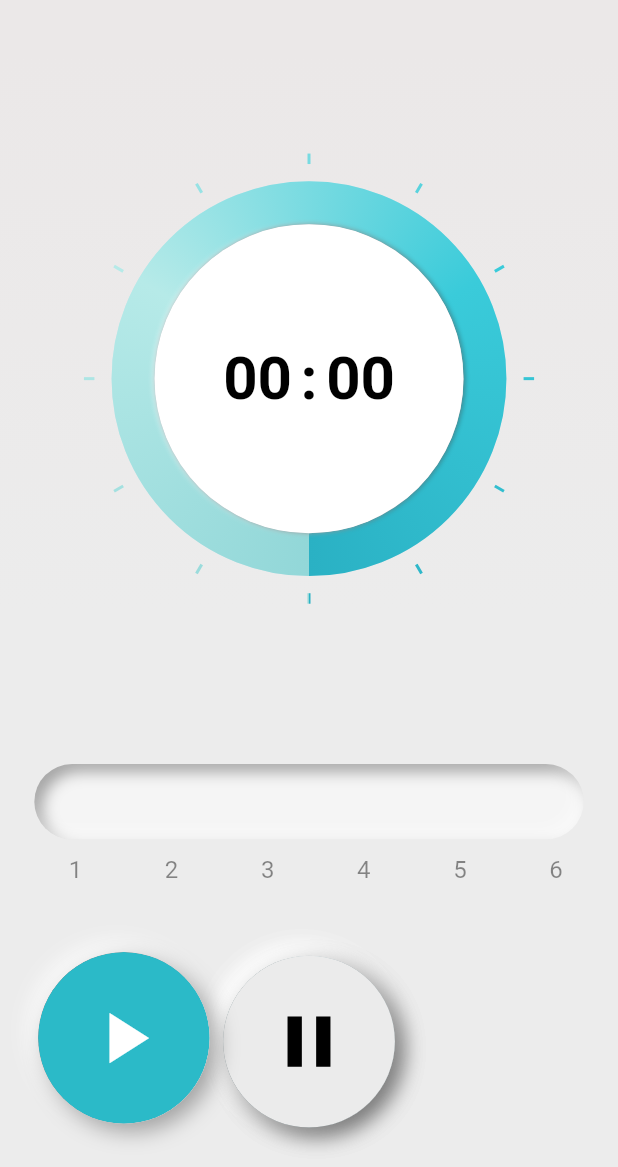
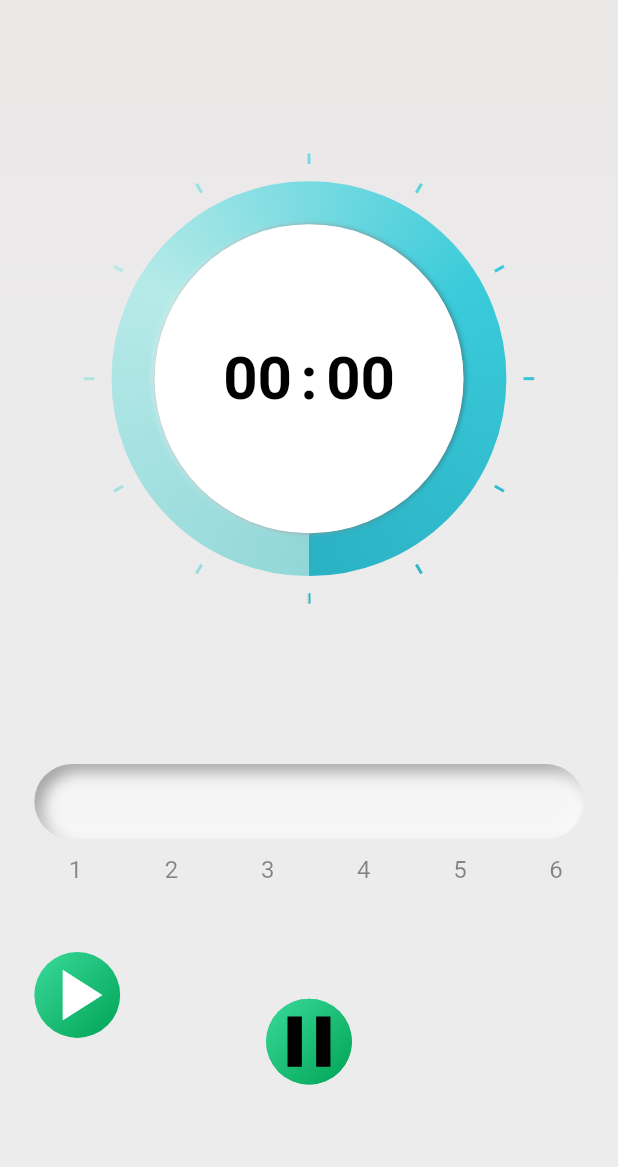
Before and after one commit to zamaniafshar/sptimer, a Flutter app: the StartPomodoroTaskScreen screen opened by its route, on a phone screen of 412 x 824 dp, the part 69-1236 px from its top. Run offline on Flutter 3.47's test engine with Material 2 defaults, Android fonts, the phone set to English and light mode, and no system bars; drawn by our look-alikes of flutter_neumorphic; our stand-ins replace flutter_screenutil, get, just_audio, rive; missing offline and left inert: complete_timer, flutter_background_service, flutter_background_service_android.

Commit message:
Add CircleNeumorphicButton

```diff
--- a/lib/ui/widgets/circle_neumorphic_button.dart
+++ b/lib/ui/widgets/circle_neumorphic_button.dart
@@ -1,5 +1,6 @@
 import 'package:flutter_neumorphic/flutter_neumorphic.dart';
 import 'package:flutter_screenutil/flutter_screenutil.dart';
+import 'package:pomotimer/theme/app_colors.dart';
 
 class CircleNeumorphicButton extends StatelessWidget {
   const CircleNeumorphicButton({
@@ -8,42 +9,34 @@ class CircleNeumorphicButton extends StatelessWidget {
     required this.color,
     required this.onTap,
     this.showInnerNeumorphicShape = false,
+    this.height,
+    this.width,
   }) : super(key: key);
 
   final Widget icon;
   final Color color;
+  final double? height;
+  final double? width;
   final bool showInnerNeumorphicShape;
   final void Function() onTap;
 
   @override
   Widget build(BuildContext context) {
-    return Neumorphic(
-      style: const NeumorphicStyle(
-        boxShape: NeumorphicBoxShape.circle(),
-        intensity: 1,
-        shadowDarkColor: Color(0x55000000),
-        depth: 10,
-        shape: NeumorphicShape.convex,
-      ),
-      child: Neumorphic(
-        style: showInnerNeumorphicShape
-            ? null
-            : const NeumorphicStyle(
-                boxShape: NeumorphicBoxShape.circle(),
-                intensity: 1,
-                depth: -20,
-                shape: NeumorphicShape.flat,
-                oppositeShadowLightSource: true,
-              ),
-        child: MaterialButton(
-          shape: const CircleBorder(),
-          color: color,
-          height: 100.w,
-          minWidth: 100.h,
-          onPressed: onTap,
-          child: icon,
+    return Container(
+      height: height,
+      width: width,
+      decoration: BoxDecoration(
+        shape: BoxShape.circle,
+        gradient: LinearGradient(
+          begin: Alignment.topLeft,
+          end: Alignment.bottomRight,
+          colors: [
+            Color(0xff3ada9a),
+            Color(0xff00a355),
+          ],
         ),
       ),
+      child: icon,
     );
   }
 }
```
